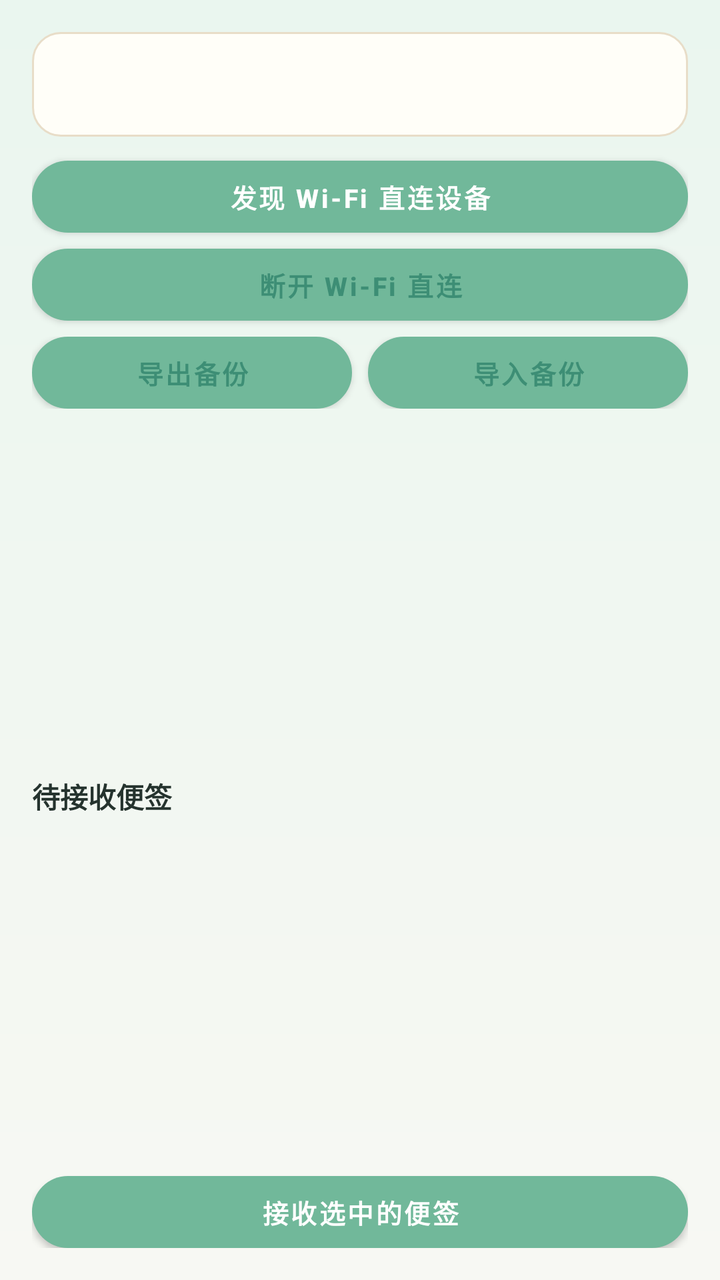
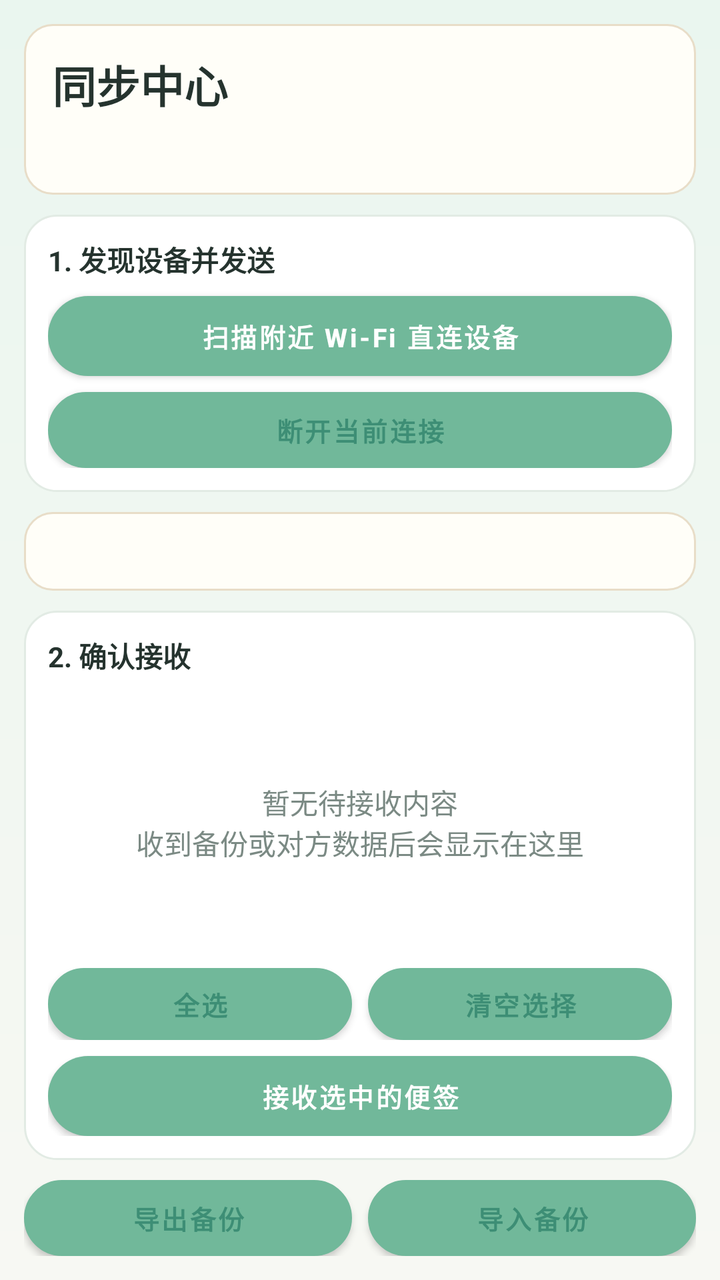

Compare the two renders of this Android layout. The source of the first and the diff that turns it into the second are given below.
<!-- AndroidManifest.xml: application theme Theme.RainNote -->
<!-- res/layout/fragment_reflow.xml -->
<?xml version="1.0" encoding="utf-8"?>
<LinearLayout xmlns:android="http://schemas.android.com/apk/res/android"
    xmlns:tools="http://schemas.android.com/tools"
    android:layout_width="match_parent"
    android:layout_height="match_parent"
    android:background="@drawable/bg_rainnote_root"
    android:orientation="vertical"
    android:padding="16dp"
    tools:context=".ui.reflow.ReflowFragment">

    <TextView
        android:id="@+id/text_reflow"
        android:layout_width="match_parent"
        android:layout_height="wrap_content"
        android:background="@drawable/bg_paper"
        android:maxLines="9"
        android:padding="16dp"
        android:scrollbars="vertical"
        android:textColor="@color/rn_text"
        android:textSize="15sp" />

    <Button
        android:id="@+id/button_discover_wifi"
        style="@style/RainNoteButtonPrimary"
        android:layout_width="match_parent"
        android:layout_height="36dp"
        android:layout_marginTop="12dp"
        android:text="发现 Wi‑Fi 直连设备" />

    <Button
        android:id="@+id/button_disconnect_wifi"
        style="@style/RainNoteButtonSoft"
        android:layout_width="match_parent"
        android:layout_height="36dp"
        android:layout_marginTop="8dp"
        android:text="断开 Wi‑Fi 直连" />

    <LinearLayout
        android:layout_width="match_parent"
        android:layout_height="wrap_content"
        android:layout_marginTop="8dp"
        android:orientation="horizontal">

        <Button
            android:id="@+id/button_export_backup"
            style="@style/RainNoteButtonSoft"
            android:layout_width="0dp"
            android:layout_height="36dp"
            android:layout_weight="1"
            android:text="导出备份" />

        <Button
            android:id="@+id/button_import_backup"
            style="@style/RainNoteButtonSoft"
            android:layout_width="0dp"
            android:layout_height="36dp"
            android:layout_marginStart="8dp"
            android:layout_weight="1"
            android:text="导入备份" />
    </LinearLayout>

    <androidx.recyclerview.widget.RecyclerView
        android:id="@+id/recyclerview_wifi_peers"
        android:layout_width="match_parent"
        android:layout_height="0dp"
        android:layout_marginTop="8dp"
        android:layout_weight="1" />

    <TextView
        android:layout_width="match_parent"
        android:layout_height="wrap_content"
        android:layout_marginTop="8dp"
        android:text="待接收便签"
        android:textColor="@color/rn_text"
        android:textStyle="bold" />

    <androidx.recyclerview.widget.RecyclerView
        android:id="@+id/recyclerview_pending_notes"
        android:layout_width="match_parent"
        android:layout_height="0dp"
        android:layout_marginTop="4dp"
        android:layout_weight="1" />

    <Button
        android:id="@+id/button_accept_pending"
        style="@style/RainNoteButtonPrimary"
        android:layout_width="match_parent"
        android:layout_height="36dp"
        android:layout_marginTop="8dp"
        android:text="接收选中的便签" />
</LinearLayout>
<!-- resources referenced by this layout -->
<resources>
  <color name="rn_text">#FF25332E</color>
  <!-- drawable bg_paper (drawable) -->
  <?xml version="1.0" encoding="utf-8"?>
  <shape xmlns:android="http://schemas.android.com/apk/res/android">
      <solid android:color="#FFFFFEF8" />
      <corners android:radius="14dp" />
      <stroke
          android:width="1dp"
          android:color="#FFE8DDC8" />
  </shape>
  <!-- drawable bg_rainnote_root (drawable) -->
  <?xml version="1.0" encoding="utf-8"?>
  <shape xmlns:android="http://schemas.android.com/apk/res/android">
      <gradient
          android:angle="270"
          android:endColor="#FFF7F8F3"
          android:startColor="#FFEAF6EF" />
  </shape>
  <style name="RainNoteButtonPrimary" parent="RainNoteButtonBase">
          <item name="android:background">@drawable/bg_button_primary</item>
          <item name="android:textColor">@color/white</item>
      </style>
  <style name="RainNoteButtonSoft" parent="RainNoteButtonBase">
          <item name="android:background">@drawable/bg_button_soft</item>
          <item name="android:textColor">@color/rn_primary_dark</item>
      </style>
  <style name="Theme.RainNote" parent="Theme.MaterialComponents.DayNight.DarkActionBar">
          
          <item name="colorPrimary">@color/rn_primary</item>
          <item name="colorPrimaryVariant">@color/rn_primary_dark</item>
          <item name="colorOnPrimary">@color/white</item>
          
          <item name="colorSecondary">@color/rn_primary</item>
          <item name="colorSecondaryVariant">@color/rn_primary_dark</item>
          <item name="colorOnSecondary">@color/white</item>
          
          <item name="android:statusBarColor">@color/rn_bg</item>
          <item name="android:navigationBarColor">@color/rn_bg</item>
          <item name="android:windowLightStatusBar" tools:targetApi="m">true</item>
          
      </style>
  <style name="RainNoteButtonBase">
          <item name="android:backgroundTint">@null</item>
          <item name="android:includeFontPadding">true</item>
          <item name="android:minWidth">0dp</item>
          <item name="android:minHeight">0dp</item>
          <item name="android:gravity">center</item>
          <item name="android:textAllCaps">false</item>
          <item name="android:textStyle">bold</item>
          <item name="android:textSize">13sp</item>
          <item name="android:paddingTop">0dp</item>
          <item name="android:paddingBottom">0dp</item>
      </style>
  <!-- drawable bg_button_primary (drawable) -->
  <?xml version="1.0" encoding="utf-8"?>
  <shape xmlns:android="http://schemas.android.com/apk/res/android">
      <solid android:color="@color/rn_primary" />
      <corners android:radius="999dp" />
  </shape>
  <color name="white">#FFFFFFFF</color>
  <!-- drawable bg_button_soft (drawable) -->
  <?xml version="1.0" encoding="utf-8"?>
  <shape xmlns:android="http://schemas.android.com/apk/res/android">
      <solid android:color="@color/rn_surface_soft" />
      <corners android:radius="999dp" />
      <stroke
          android:width="1dp"
          android:color="@color/rn_line" />
  </shape>
  <color name="rn_primary_dark">#FF3D8E75</color>
  <color name="rn_primary">#FF71B89A</color>
  <color name="rn_bg">#FFF7F8F3</color>
  <color name="rn_surface_soft">#FFF0F7EF</color>
  <color name="rn_line">#FFE2EBE4</color>
</resources>

<!-- the commit's change to res/layout/fragment_reflow.xml (unified diff, before → after) -->
@@ -5,47 +5,169 @@
     android:layout_height="match_parent"
     android:background="@drawable/bg_rainnote_root"
     android:orientation="vertical"
-    android:padding="16dp"
+    android:padding="12dp"
     tools:context=".ui.reflow.ReflowFragment">
-
-    <TextView
-        android:id="@+id/text_reflow"
-        android:layout_width="match_parent"
-        android:layout_height="wrap_content"
-        android:background="@drawable/bg_paper"
-        android:maxLines="9"
-        android:padding="16dp"
-        android:scrollbars="vertical"
-        android:textColor="@color/rn_text"
-        android:textSize="15sp" />
-
-    <Button
-        android:id="@+id/button_discover_wifi"
-        style="@style/RainNoteButtonPrimary"
-        android:layout_width="match_parent"
-        android:layout_height="36dp"
-        android:layout_marginTop="12dp"
-        android:text="发现 Wi‑Fi 直连设备" />
-
-    <Button
-        android:id="@+id/button_disconnect_wifi"
-        style="@style/RainNoteButtonSoft"
-        android:layout_width="match_parent"
-        android:layout_height="36dp"
-        android:layout_marginTop="8dp"
-        android:text="断开 Wi‑Fi 直连" />
 
     <LinearLayout
         android:layout_width="match_parent"
         android:layout_height="wrap_content"
-        android:layout_marginTop="8dp"
+        android:background="@drawable/bg_paper"
+        android:orientation="vertical"
+        android:padding="14dp">
+
+        <TextView
+            android:layout_width="match_parent"
+            android:layout_height="wrap_content"
+            android:text="同步中心"
+            android:textColor="@color/rn_text"
+            android:textSize="22sp"
+            android:textStyle="bold" />
+
+        <TextView
+            android:id="@+id/text_reflow"
+            android:layout_width="match_parent"
+            android:layout_height="wrap_content"
+            android:layout_marginTop="6dp"
+            android:maxLines="6"
+            android:textColor="@color/rn_text_muted"
+            android:textSize="14sp" />
+    </LinearLayout>
+
+    <LinearLayout
+        android:layout_width="match_parent"
+        android:layout_height="wrap_content"
+        android:layout_marginTop="10dp"
+        android:background="@drawable/bg_card"
+        android:orientation="vertical"
+        android:padding="12dp">
+
+        <TextView
+            android:layout_width="match_parent"
+            android:layout_height="wrap_content"
+            android:text="1. 发现设备并发送"
+            android:textColor="@color/rn_text"
+            android:textStyle="bold" />
+
+        <Button
+            android:id="@+id/button_discover_wifi"
+            style="@style/RainNoteButtonPrimary"
+            android:layout_width="match_parent"
+            android:layout_height="40dp"
+            android:layout_marginTop="8dp"
+            android:text="扫描附近 Wi‑Fi 直连设备" />
+
+        <Button
+            android:id="@+id/button_disconnect_wifi"
+            style="@style/RainNoteButtonSoft"
+            android:layout_width="match_parent"
+            android:layout_height="38dp"
+            android:layout_marginTop="8dp"
+            android:text="断开当前连接" />
+    </LinearLayout>
+
+    <FrameLayout
+        android:layout_width="match_parent"
+        android:layout_height="0dp"
+        android:layout_marginTop="10dp"
+        android:layout_weight="1"
+        android:background="@drawable/bg_paper"
+        android:padding="10dp">
+
+        <androidx.recyclerview.widget.RecyclerView
+            android:id="@+id/recyclerview_wifi_peers"
+            android:layout_width="match_parent"
+            android:layout_height="match_parent" />
+
+        <TextView
+            android:id="@+id/text_peer_empty"
+            android:layout_width="match_parent"
+            android:layout_height="match_parent"
+            android:gravity="center"
+            android:padding="16dp"
+            android:text="还没有发现设备\n点击上方按钮开始扫描"
+            android:textColor="@color/rn_text_muted"
+            android:textSize="15sp" />
+    </FrameLayout>
+
+    <LinearLayout
+        android:layout_width="match_parent"
+        android:layout_height="wrap_content"
+        android:layout_marginTop="10dp"
+        android:background="@drawable/bg_card"
+        android:orientation="vertical"
+        android:padding="12dp">
+
+        <TextView
+            android:id="@+id/text_pending_title"
+            android:layout_width="match_parent"
+            android:layout_height="wrap_content"
+            android:text="2. 确认接收"
+            android:textColor="@color/rn_text"
+            android:textStyle="bold" />
+
+        <FrameLayout
+            android:layout_width="match_parent"
+            android:layout_height="130dp"
+            android:layout_marginTop="8dp">
+
+            <androidx.recyclerview.widget.RecyclerView
+                android:id="@+id/recyclerview_pending_notes"
+                android:layout_width="match_parent"
+                android:layout_height="match_parent" />
+
+            <TextView
+                android:id="@+id/text_pending_empty"
+                android:layout_width="match_parent"
+                android:layout_height="match_parent"
+                android:gravity="center"
+                android:text="暂无待接收内容\n收到备份或对方数据后会显示在这里"
+                android:textColor="@color/rn_text_muted" />
+        </FrameLayout>
+
+        <LinearLayout
+            android:layout_width="match_parent"
+            android:layout_height="wrap_content"
+            android:layout_marginTop="8dp"
+            android:orientation="horizontal">
+
+            <Button
+                android:id="@+id/button_select_all_pending"
+                style="@style/RainNoteButtonSoft"
+                android:layout_width="0dp"
+                android:layout_height="36dp"
+                android:layout_weight="1"
+                android:text="全选" />
+
+            <Button
+                android:id="@+id/button_clear_pending"
+                style="@style/RainNoteButtonSoft"
+                android:layout_width="0dp"
+                android:layout_height="36dp"
+                android:layout_marginStart="8dp"
+                android:layout_weight="1"
+                android:text="清空选择" />
+        </LinearLayout>
+
+        <Button
+            android:id="@+id/button_accept_pending"
+            style="@style/RainNoteButtonPrimary"
+            android:layout_width="match_parent"
+            android:layout_height="40dp"
+            android:layout_marginTop="8dp"
+            android:text="接收选中的便签" />
+    </LinearLayout>
+
+    <LinearLayout
+        android:layout_width="match_parent"
+        android:layout_height="wrap_content"
+        android:layout_marginTop="10dp"
         android:orientation="horizontal">
 
         <Button
             android:id="@+id/button_export_backup"
             style="@style/RainNoteButtonSoft"
             android:layout_width="0dp"
-            android:layout_height="36dp"
+            android:layout_height="38dp"
             android:layout_weight="1"
             android:text="导出备份" />
 
@@ -53,39 +175,9 @@
             android:id="@+id/button_import_backup"
             style="@style/RainNoteButtonSoft"
             android:layout_width="0dp"
-            android:layout_height="36dp"
+            android:layout_height="38dp"
             android:layout_marginStart="8dp"
             android:layout_weight="1"
             android:text="导入备份" />
     </LinearLayout>
-
-    <androidx.recyclerview.widget.RecyclerView
-        android:id="@+id/recyclerview_wifi_peers"
-        android:layout_width="match_parent"
-        android:layout_height="0dp"
-        android:layout_marginTop="8dp"
-        android:layout_weight="1" />
-
-    <TextView
-        android:layout_width="match_parent"
-        android:layout_height="wrap_content"
-        android:layout_marginTop="8dp"
-        android:text="待接收便签"
-        android:textColor="@color/rn_text"
-        android:textStyle="bold" />
-
-    <androidx.recyclerview.widget.RecyclerView
-        android:id="@+id/recyclerview_pending_notes"
-        android:layout_width="match_parent"
-        android:layout_height="0dp"
-        android:layout_marginTop="4dp"
-        android:layout_weight="1" />
-
-    <Button
-        android:id="@+id/button_accept_pending"
-        style="@style/RainNoteButtonPrimary"
-        android:layout_width="match_parent"
-        android:layout_height="36dp"
-        android:layout_marginTop="8dp"
-        android:text="接收选中的便签" />
 </LinearLayout>
<!-- resource entries referenced after the edit -->
@@ -1,6 +1,16 @@
 <!-- resources referenced by this layout -->
 <resources>
   <color name="rn_text">#FF25332E</color>
+  <color name="rn_text_muted">#FF7B8A84</color>
+  <!-- drawable bg_card (drawable) -->
+  <?xml version="1.0" encoding="utf-8"?>
+  <shape xmlns:android="http://schemas.android.com/apk/res/android">
+      <solid android:color="@color/rn_surface" />
+      <corners android:radius="16dp" />
+      <stroke
+          android:width="1dp"
+          android:color="@color/rn_line" />
+  </shape>
   <!-- drawable bg_paper (drawable) -->
   <?xml version="1.0" encoding="utf-8"?>
   <shape xmlns:android="http://schemas.android.com/apk/res/android">
@@ -41,6 +51,7 @@
           <item name="android:windowLightStatusBar" tools:targetApi="m">true</item>
           
       </style>
+  <color name="rn_surface">#FFFFFFFF</color>
   <style name="RainNoteButtonBase">
           <item name="android:backgroundTint">@null</item>
           <item name="android:includeFontPadding">true</item>
